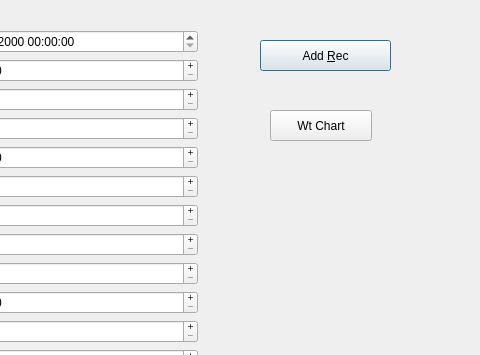
Above: forms/weight.ui from lbase/bpvitals before the change; both pictures show x 160 to 640 and y 0 to 355 of the 640 by 598 pixel window. Below: the same form after it.
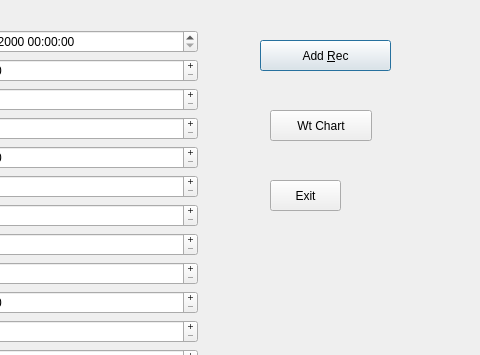
That is the form after the change.

What changed in the file:
```diff
--- a/forms/weight.ui
+++ b/forms/weight.ui
@@ -49,7 +49,7 @@
     <string>Wt Chart</string>
    </property>
   </widget>
-  <widget class="QWidget" name="">
+  <widget class="QWidget" name="layoutWidget">
    <property name="geometry">
     <rect>
      <x>30</x>
@@ -463,6 +463,19 @@
     </item>
    </layout>
   </widget>
+  <widget class="QPushButton" name="btnExit">
+   <property name="geometry">
+    <rect>
+     <x>430</x>
+     <y>180</y>
+     <width>71</width>
+     <height>31</height>
+    </rect>
+   </property>
+   <property name="text">
+    <string>Exit</string>
+   </property>
+  </widget>
  </widget>
  <tabstops>
   <tabstop>dateTimeEdit</tabstop>
```
